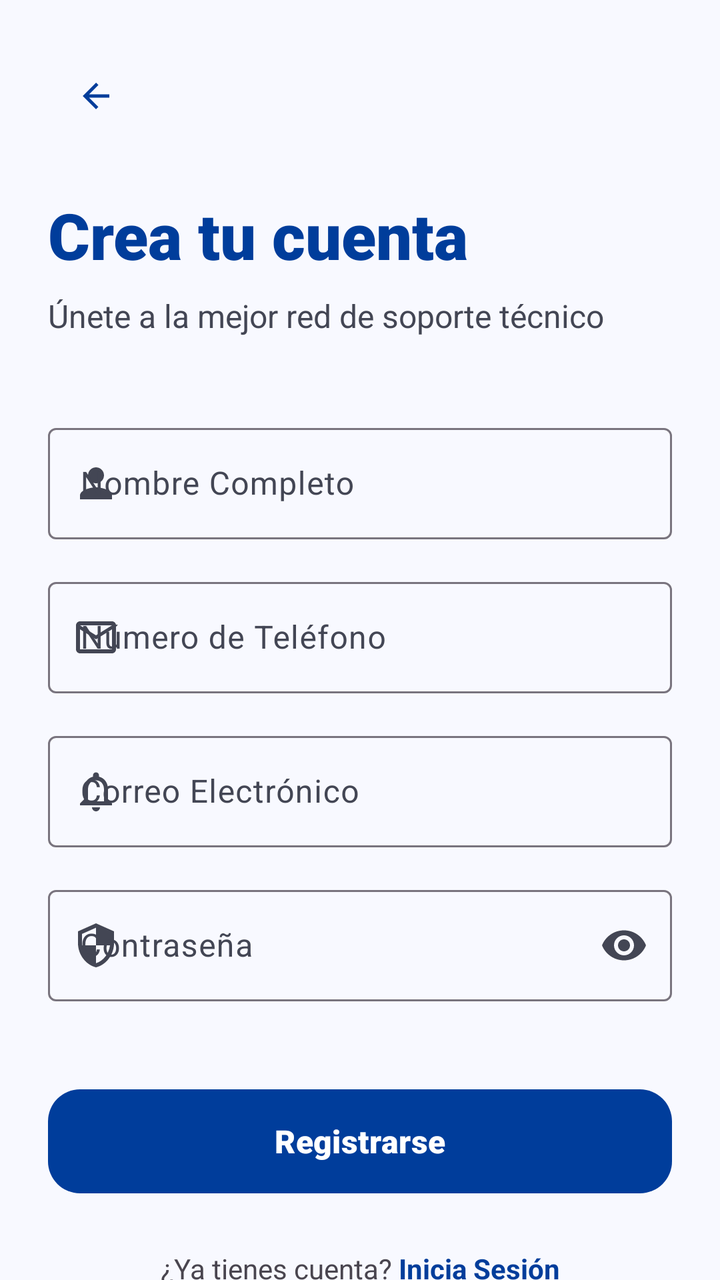
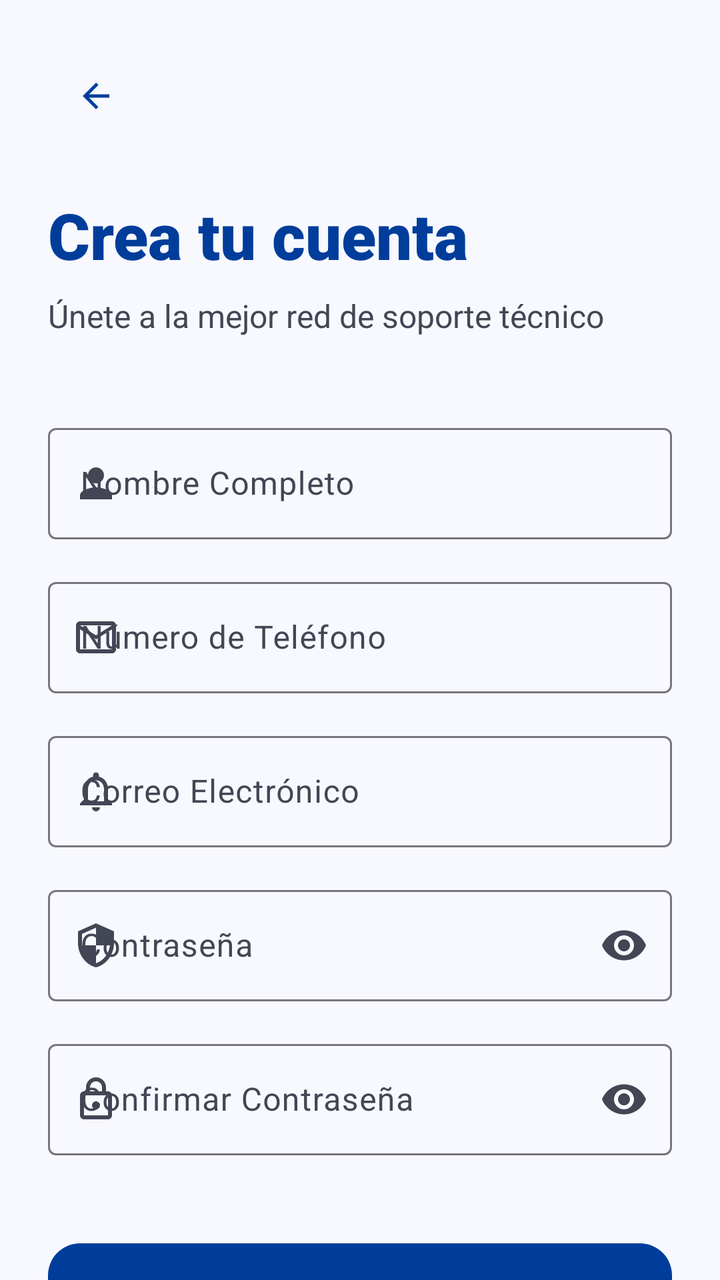

Before-and-after screenshots of an Android layout around one commit, followed by the original layout XML and the change that was made.
<!-- AndroidManifest.xml: application theme Theme.CibertecApp -->
<!-- res/layout/activity_register.xml -->
<?xml version="1.0" encoding="utf-8"?>
<androidx.core.widget.NestedScrollView xmlns:android="http://schemas.android.com/apk/res/android"
    xmlns:app="http://schemas.android.com/apk/res-auto"
    android:layout_width="match_parent"
    android:layout_height="match_parent"
    android:background="@color/surface_bright"
    android:fillViewport="true">

    <androidx.constraintlayout.widget.ConstraintLayout
        android:layout_width="match_parent"
        android:layout_height="wrap_content"
        android:padding="24dp">

        <com.google.android.material.button.MaterialButton
            android:id="@+id/btnBack"
            style="@style/Widget.Material3.Button.IconButton"
            android:layout_width="48dp"
            android:layout_height="48dp"
            app:icon="@drawable/ic_arrow_back"
            app:iconTint="@color/login_primary"
            app:layout_constraintStart_toStartOf="parent"
            app:layout_constraintTop_toTopOf="parent" />

        <TextView
            android:id="@+id/tvTitle"
            android:layout_width="wrap_content"
            android:layout_height="wrap_content"
            android:layout_marginTop="24dp"
            android:fontFamily="sans-serif-black"
            android:text="Crea tu cuenta"
            android:textColor="@color/login_primary"
            android:textSize="32sp"
            app:layout_constraintStart_toStartOf="parent"
            app:layout_constraintTop_toBottomOf="@id/btnBack" />

        <TextView
            android:id="@+id/tvSubtitle"
            android:layout_width="wrap_content"
            android:layout_height="wrap_content"
            android:layout_marginTop="8dp"
            android:text="Únete a la mejor red de soporte técnico"
            android:textColor="@color/on_surface_variant"
            android:textSize="16sp"
            app:layout_constraintStart_toStartOf="parent"
            app:layout_constraintTop_toBottomOf="@id/tvTitle" />

        
        <com.google.android.material.textfield.TextInputLayout
            android:id="@+id/tilName"
            style="@style/Widget.Material3.TextInputLayout.OutlinedBox"
            android:layout_width="match_parent"
            android:layout_height="wrap_content"
            android:layout_marginTop="40dp"
            android:hint="Nombre Completo"
            app:layout_constraintTop_toBottomOf="@id/tvSubtitle"
            app:startIconDrawable="@drawable/ic_person">

            <com.google.android.material.textfield.TextInputEditText
                android:id="@+id/etName"
                android:layout_width="match_parent"
                android:layout_height="wrap_content"
                android:textColor="@color/on_surface"
                android:textColorHint="@color/on_surface_variant"
                android:inputType="textPersonName" />
        </com.google.android.material.textfield.TextInputLayout>

        <com.google.android.material.textfield.TextInputLayout
            android:id="@+id/tilPhone"
            style="@style/Widget.Material3.TextInputLayout.OutlinedBox"
            android:layout_width="match_parent"
            android:layout_height="wrap_content"
            android:layout_marginTop="16dp"
            android:hint="Número de Teléfono"
            app:layout_constraintTop_toBottomOf="@id/tilName"
            app:startIconDrawable="@drawable/ic_mail">

            <com.google.android.material.textfield.TextInputEditText
                android:id="@+id/etPhone"
                android:layout_width="match_parent"
                android:layout_height="wrap_content"
                android:textColor="@color/on_surface"
                android:textColorHint="@color/on_surface_variant"
                android:inputType="phone" />
        </com.google.android.material.textfield.TextInputLayout>

        <com.google.android.material.textfield.TextInputLayout
            android:id="@+id/tilEmail"
            style="@style/Widget.Material3.TextInputLayout.OutlinedBox"
            android:layout_width="match_parent"
            android:layout_height="wrap_content"
            android:layout_marginTop="16dp"
            android:hint="Correo Electrónico"
            app:layout_constraintTop_toBottomOf="@id/tilPhone"
            app:startIconDrawable="@drawable/ic_notifications_none">

            <com.google.android.material.textfield.TextInputEditText
                android:id="@+id/etEmail"
                android:layout_width="match_parent"
                android:layout_height="wrap_content"
                android:textColor="@color/on_surface"
                android:textColorHint="@color/on_surface_variant"
                android:inputType="textEmailAddress" />
        </com.google.android.material.textfield.TextInputLayout>

        <com.google.android.material.textfield.TextInputLayout
            android:id="@+id/tilPassword"
            style="@style/Widget.Material3.TextInputLayout.OutlinedBox"
            android:layout_width="match_parent"
            android:layout_height="wrap_content"
            android:layout_marginTop="16dp"
            android:hint="Contraseña"
            app:endIconMode="password_toggle"
            app:layout_constraintTop_toBottomOf="@id/tilEmail"
            app:startIconDrawable="@drawable/ic_security">

            <com.google.android.material.textfield.TextInputEditText
                android:id="@+id/etPassword"
                android:layout_width="match_parent"
                android:layout_height="wrap_content"
                android:textColor="@color/on_surface"
                android:textColorHint="@color/on_surface_variant"
                android:inputType="textPassword" />
        </com.google.android.material.textfield.TextInputLayout>

        <com.google.android.material.button.MaterialButton
            android:id="@+id/btnRegister"
            android:layout_width="match_parent"
            android:layout_height="60dp"
            android:layout_marginTop="40dp"
            android:text="Registrarse"
            android:textAllCaps="false"
            android:textSize="16sp"
            android:fontFamily="sans-serif-black"
            app:cornerRadius="16dp"
            app:layout_constraintTop_toBottomOf="@id/tilPassword" />

        <LinearLayout
            android:layout_width="wrap_content"
            android:layout_height="wrap_content"
            android:layout_marginTop="24dp"
            android:orientation="horizontal"
            app:layout_constraintEnd_toEndOf="parent"
            app:layout_constraintStart_toStartOf="parent"
            app:layout_constraintTop_toBottomOf="@id/btnRegister">

            <TextView
                android:layout_width="wrap_content"
                android:layout_height="wrap_content"
                android:text="¿Ya tienes cuenta? " />

            <TextView
                android:id="@+id/tvLoginLink"
                android:layout_width="wrap_content"
                android:layout_height="wrap_content"
                android:text="Inicia Sesión"
                android:textColor="@color/brand_blue"
                android:textStyle="bold" />
        </LinearLayout>

        <ProgressBar
            android:id="@+id/progressBar"
            android:layout_width="wrap_content"
            android:layout_height="wrap_content"
            android:visibility="gone"
            app:layout_constraintBottom_toBottomOf="parent"
            app:layout_constraintEnd_toEndOf="parent"
            app:layout_constraintStart_toStartOf="parent"
            app:layout_constraintTop_toTopOf="parent" />

    </androidx.constraintlayout.widget.ConstraintLayout>
</androidx.core.widget.NestedScrollView>
<!-- resources referenced by this layout -->
<resources>
  <color name="brand_blue">#003D9B</color>
  <color name="login_primary">#003D9B</color>
  <color name="on_surface">#181C22</color>
  <color name="on_surface_variant">#434654</color>
  <color name="surface_bright">#F8F9FF</color>
  <!-- drawable ic_arrow_back (drawable) -->
  <vector xmlns:android="http://schemas.android.com/apk/res/android"
      android:width="24dp"
      android:height="24dp"
      android:viewportWidth="24"
      android:viewportHeight="24">
    <path
        android:fillColor="#FF000000"
        android:pathData="M20,11H7.83l5.59,-5.59L12,4l-8,8 8,8 1.41,-1.41L7.83,13H20v-2z"/>
  </vector>
  <!-- drawable ic_mail (drawable) -->
  <vector xmlns:android="http://schemas.android.com/apk/res/android"
      android:width="24dp"
      android:height="24dp"
      android:viewportWidth="24"
      android:viewportHeight="24"
      android:tint="@color/login_outline">
      <path
          android:fillColor="@android:color/white"
          android:pathData="M20,4H4C2.9,4 2,4.9 2,6v12c0,1.1 0.9,2 2,2h16c1.1,0 2,-0.9 2,-2V6C22,4.9 21.1,4 20,4zM20,18H4V8l8,5l8,-5V18zM12,11L4,6h16L12,11z"/>
  </vector>
  <!-- drawable ic_notifications_none (drawable) -->
  <vector xmlns:android="http://schemas.android.com/apk/res/android"
      android:width="24dp"
      android:height="24dp"
      android:viewportWidth="24"
      android:viewportHeight="24">
      <path
          android:fillColor="#000000"
          android:pathData="M12,22c1.1,0 2,-0.9 2,-2h-4c0,1.1 0.9,2 2,2z M18,16v-5c0,-3.07 -1.63,-5.64 -4.5,-6.32V4c0,-0.83 -0.67,-1.5 -1.5,-1.5s-1.5,0.67 -1.5,1.5v0.68C7.64,5.36 6,7.92 6,11v5l-2,2v1h16v-1l-2,-2z M16,17H8v-6c0,-2.48 1.51,-4.5 4,-4.5s4,2.02 4,4.5v6z"/>
  </vector>
  <!-- drawable ic_person (drawable) -->
  <vector xmlns:android="http://schemas.android.com/apk/res/android"
      android:width="24dp"
      android:height="24dp"
      android:viewportWidth="24"
      android:viewportHeight="24">
    <path
        android:fillColor="#FF000000"
        android:pathData="M12,12c2.21,0 4,-1.79 4,-4s-1.79,-4 -4,-4 -4,1.79 -4,4 1.79,4 4,4zM12,14c-2.67,0 -8,1.34 -8,4v2h16v-2c0,-2.66 -5.33,-4 -8,-4z"/>
  </vector>
  <!-- drawable ic_security (drawable) -->
  <vector xmlns:android="http://schemas.android.com/apk/res/android"
      android:width="24dp"
      android:height="24dp"
      android:viewportWidth="24"
      android:viewportHeight="24">
      <path
          android:fillColor="#000000"
          android:pathData="M12,1L3,5v6c0,5.55 3.84,10.74 9,12c5.16,-1.26 9,-6.45 9,-12V5L12,1z M12,11.99h7c-0.53,4.12 -3.28,7.79 -7,8.94V12H5V6.3l7,-3.11V11.99z"/>
  </vector>
  <style name="Theme.CibertecApp" parent="Base.Theme.CibertecApp" />
  <color name="login_outline">#737685</color>
  <color name="white">#FFFFFFFF</color>
  <color name="nav_active_indicator">#EADDFF</color>
  <color name="nav_active_icon">#1D1B20</color>
  <style name="CustomActivityAnimation" parent="@android:style/Animation.Activity">
          <item name="android:activityOpenEnterAnimation">@anim/axis_z_enter</item>
          <item name="android:activityOpenExitAnimation">@anim/axis_z_exit</item>
          <item name="android:activityCloseEnterAnimation">@anim/axis_z_pop_enter</item>
          <item name="android:activityCloseExitAnimation">@anim/axis_z_pop_exit</item>
      </style>
  <!-- unchanged entries left out for length: 1 -->
</resources>

<!-- the commit's change to res/layout/activity_register.xml (unified diff, before → after) -->
@@ -1,171 +1,240 @@
 <?xml version="1.0" encoding="utf-8"?>
-<androidx.core.widget.NestedScrollView xmlns:android="http://schemas.android.com/apk/res/android"
+<androidx.constraintlayout.widget.ConstraintLayout xmlns:android="http://schemas.android.com/apk/res/android"
     xmlns:app="http://schemas.android.com/apk/res-auto"
+    xmlns:tools="http://schemas.android.com/tools"
     android:layout_width="match_parent"
     android:layout_height="match_parent"
-    android:background="@color/surface_bright"
-    android:fillViewport="true">
-
+    android:background="@color/surface_bright">
+
+    <androidx.core.widget.NestedScrollView
+        android:layout_width="0dp"
+        android:layout_height="0dp"
+        android:fillViewport="true"
+        app:layout_constraintBottom_toBottomOf="parent"
+        app:layout_constraintEnd_toEndOf="parent"
+        app:layout_constraintStart_toStartOf="parent"
+        app:layout_constraintTop_toTopOf="parent">
+
+        <LinearLayout
+            android:layout_width="match_parent"
+            android:layout_height="wrap_content"
+            android:orientation="vertical"
+            android:padding="24dp"
+            android:paddingBottom="280dp">
+
+            <com.google.android.material.button.MaterialButton
+                android:id="@+id/btnBack"
+                style="@style/Widget.Material3.Button.IconButton"
+                android:layout_width="48dp"
+                android:layout_height="48dp"
+                app:icon="@drawable/ic_arrow_back"
+                app:iconTint="@color/login_primary" />
+
+            <TextView
+                android:id="@+id/tvTitle"
+                android:layout_width="wrap_content"
+                android:layout_height="wrap_content"
+                android:layout_marginTop="24dp"
+                android:fontFamily="sans-serif-black"
+                android:text="Crea tu cuenta"
+                android:textColor="@color/login_primary"
+                android:textSize="32sp" />
+
+            <TextView
+                android:id="@+id/tvSubtitle"
+                android:layout_width="wrap_content"
+                android:layout_height="wrap_content"
+                android:layout_marginTop="8dp"
+                android:text="Únete a la mejor red de soporte técnico"
+                android:textColor="@color/on_surface_variant"
+                android:textSize="16sp" />
+
+            
+            <com.google.android.material.textfield.TextInputLayout
+                android:id="@+id/tilName"
+                style="@style/Widget.Material3.TextInputLayout.OutlinedBox"
+                android:layout_width="match_parent"
+                android:layout_height="wrap_content"
+                android:layout_marginTop="40dp"
+                android:hint="Nombre Completo"
+                app:startIconDrawable="@drawable/ic_person">
+
+                <com.google.android.material.textfield.TextInputEditText
+                    android:id="@+id/etName"
+                    android:layout_width="match_parent"
+                    android:layout_height="wrap_content"
+                    android:textColor="@color/on_surface"
+                    android:textColorHint="@color/on_surface_variant"
+                    android:inputType="textPersonName" />
+            </com.google.android.material.textfield.TextInputLayout>
+
+            <com.google.android.material.textfield.TextInputLayout
+                android:id="@+id/tilPhone"
+                style="@style/Widget.Material3.TextInputLayout.OutlinedBox"
+                android:layout_width="match_parent"
+                android:layout_height="wrap_content"
+                android:layout_marginTop="16dp"
+                android:hint="Número de Teléfono"
+                app:startIconDrawable="@drawable/ic_mail">
+
+                <com.google.android.material.textfield.TextInputEditText
+                    android:id="@+id/etPhone"
+                    android:layout_width="match_parent"
+                    android:layout_height="wrap_content"
+                    android:textColor="@color/on_surface"
+                    android:textColorHint="@color/on_surface_variant"
+                    android:inputType="phone" />
+            </com.google.android.material.textfield.TextInputLayout>
+
+            <com.google.android.material.textfield.TextInputLayout
+                android:id="@+id/tilEmail"
+                style="@style/Widget.Material3.TextInputLayout.OutlinedBox"
+                android:layout_width="match_parent"
+                android:layout_height="wrap_content"
+                android:layout_marginTop="16dp"
+                android:hint="Correo Electrónico"
+                app:startIconDrawable="@drawable/ic_notifications_none">
+
+                <com.google.android.material.textfield.TextInputEditText
+                    android:id="@+id/etEmail"
+                    android:layout_width="match_parent"
+                    android:layout_height="wrap_content"
+                    android:textColor="@color/on_surface"
+                    android:textColorHint="@color/on_surface_variant"
+                    android:inputType="textEmailAddress" />
+            </com.google.android.material.textfield.TextInputLayout>
+
+            <com.google.android.material.textfield.TextInputLayout
+                android:id="@+id/tilPassword"
+                style="@style/Widget.Material3.TextInputLayout.OutlinedBox"
+                android:layout_width="match_parent"
+                android:layout_height="wrap_content"
+                android:layout_marginTop="16dp"
+                android:hint="Contraseña"
+                app:endIconMode="password_toggle"
+                app:startIconDrawable="@drawable/ic_security">
+
+                <com.google.android.material.textfield.TextInputEditText
+                    android:id="@+id/etPassword"
+                    android:layout_width="match_parent"
+                    android:layout_height="wrap_content"
+                    android:textColor="@color/on_surface"
+                    android:textColorHint="@color/on_surface_variant"
+                    android:inputType="textPassword" />
+            </com.google.android.material.textfield.TextInputLayout>
+
+            <com.google.android.material.textfield.TextInputLayout
+                android:id="@+id/tilConfirmPassword"
+                style="@style/Widget.Material3.TextInputLayout.OutlinedBox"
+                android:layout_width="match_parent"
+                android:layout_height="wrap_content"
+                android:layout_marginTop="16dp"
+                android:hint="Confirmar Contraseña"
+                app:endIconMode="password_toggle"
+                app:startIconDrawable="@drawable/ic_lock">
+
+                <com.google.android.material.textfield.TextInputEditText
+                    android:id="@+id/etConfirmPassword"
+                    android:layout_width="match_parent"
+                    android:layout_height="wrap_content"
+                    android:textColor="@color/on_surface"
+                    android:textColorHint="@color/on_surface_variant"
+                    android:inputType="textPassword" />
+            </com.google.android.material.textfield.TextInputLayout>
+
+            <com.google.android.material.button.MaterialButton
+                android:id="@+id/btnRegister"
+                android:layout_width="match_parent"
+                android:layout_height="60dp"
+                android:layout_marginTop="40dp"
+                android:text="Registrarse"
+                android:textAllCaps="false"
+                android:textSize="16sp"
+                android:fontFamily="sans-serif-black"
+                app:cornerRadius="16dp" />
+
+            <LinearLayout
+                android:layout_width="wrap_content"
+                android:layout_height="wrap_content"
+                android:layout_marginTop="24dp"
+                android:layout_gravity="center_horizontal"
+                android:orientation="horizontal">
+
+                <TextView
+                    android:layout_width="wrap_content"
+                    android:layout_height="wrap_content"
+                    android:text="¿Ya tienes cuenta? "
+                    android:textColor="@color/on_surface_variant" />
+
+                <TextView
+                    android:id="@+id/tvLoginLink"
+                    android:layout_width="wrap_content"
+                    android:layout_height="wrap_content"
+                    android:text="Inicia Sesión"
+                    android:textColor="@color/brand_blue"
+                    android:textStyle="bold" />
+            </LinearLayout>
+
+            
+            <View
+                android:layout_width="match_parent"
+                android:layout_height="300dp" />
+
+        </LinearLayout>
+    </androidx.core.widget.NestedScrollView>
+
+    
     <androidx.constraintlayout.widget.ConstraintLayout
+        android:id="@+id/loadingOverlay"
         android:layout_width="match_parent"
-        android:layout_height="wrap_content"
-        android:padding="24dp">
-
-        <com.google.android.material.button.MaterialButton
-            android:id="@+id/btnBack"
-            style="@style/Widget.Material3.Button.IconButton"
-            android:layout_width="48dp"
-            android:layout_height="48dp"
-            app:icon="@drawable/ic_arrow_back"
-            app:iconTint="@color/login_primary"
-            app:layout_constraintStart_toStartOf="parent"
-            app:layout_constraintTop_toTopOf="parent" />
-
-        <TextView
-            android:id="@+id/tvTitle"
+        android:layout_height="match_parent"
+        android:background="#B3000000"
+        android:elevation="10dp"
+        android:clickable="true"
+        android:focusable="true"
+        android:visibility="gone">
+
+        <com.google.android.material.card.MaterialCardView
             android:layout_width="wrap_content"
             android:layout_height="wrap_content"
-            android:layout_marginTop="24dp"
-            android:fontFamily="sans-serif-black"
-            android:text="Crea tu cuenta"
-            android:textColor="@color/login_primary"
-            android:textSize="32sp"
-            app:layout_constraintStart_toStartOf="parent"
-            app:layout_constraintTop_toBottomOf="@id/btnBack" />
-
-        <TextView
-            android:id="@+id/tvSubtitle"
-            android:layout_width="wrap_content"
-            android:layout_height="wrap_content"
-            android:layout_marginTop="8dp"
-            android:text="Únete a la mejor red de soporte técnico"
-            android:textColor="@color/on_surface_variant"
-            android:textSize="16sp"
-            app:layout_constraintStart_toStartOf="parent"
-            app:layout_constraintTop_toBottomOf="@id/tvTitle" />
-
-        
-        <com.google.android.material.textfield.TextInputLayout
-            android:id="@+id/tilName"
-            style="@style/Widget.Material3.TextInputLayout.OutlinedBox"
-            android:layout_width="match_parent"
-            android:layout_height="wrap_content"
-            android:layout_marginTop="40dp"
-            android:hint="Nombre Completo"
-            app:layout_constraintTop_toBottomOf="@id/tvSubtitle"
-            app:startIconDrawable="@drawable/ic_person">
-
-            <com.google.android.material.textfield.TextInputEditText
-                android:id="@+id/etName"
-                android:layout_width="match_parent"
-                android:layout_height="wrap_content"
-                android:textColor="@color/on_surface"
-                android:textColorHint="@color/on_surface_variant"
-                android:inputType="textPersonName" />
-        </com.google.android.material.textfield.TextInputLayout>
-
-        <com.google.android.material.textfield.TextInputLayout
-            android:id="@+id/tilPhone"
-            style="@style/Widget.Material3.TextInputLayout.OutlinedBox"
-            android:layout_width="match_parent"
-            android:layout_height="wrap_content"
-            android:layout_marginTop="16dp"
-            android:hint="Número de Teléfono"
-            app:layout_constraintTop_toBottomOf="@id/tilName"
-            app:startIconDrawable="@drawable/ic_mail">
-
-            <com.google.android.material.textfield.TextInputEditText
-                android:id="@+id/etPhone"
-                android:layout_width="match_parent"
-                android:layout_height="wrap_content"
-                android:textColor="@color/on_surface"
-                android:textColorHint="@color/on_surface_variant"
-                android:inputType="phone" />
-        </com.google.android.material.textfield.TextInputLayout>
-
-        <com.google.android.material.textfield.TextInputLayout
-            android:id="@+id/tilEmail"
-            style="@style/Widget.Material3.TextInputLayout.OutlinedBox"
-            android:layout_width="match_parent"
-            android:layout_height="wrap_content"
-            android:layout_marginTop="16dp"
-            android:hint="Correo Electrónico"
-            app:layout_constraintTop_toBottomOf="@id/tilPhone"
-            app:startIconDrawable="@drawable/ic_notifications_none">
-
-            <com.google.android.material.textfield.TextInputEditText
-                android:id="@+id/etEmail"
-                android:layout_width="match_parent"
-                android:layout_height="wrap_content"
-                android:textColor="@color/on_surface"
-                android:textColorHint="@color/on_surface_variant"
-                android:inputType="textEmailAddress" />
-        </com.google.android.material.textfield.TextInputLayout>
-
-        <com.google.android.material.textfield.TextInputLayout
-            android:id="@+id/tilPassword"
-            style="@style/Widget.Material3.TextInputLayout.OutlinedBox"
-            android:layout_width="match_parent"
-            android:layout_height="wrap_content"
-            android:layout_marginTop="16dp"
-            android:hint="Contraseña"
-            app:endIconMode="password_toggle"
-            app:layout_constraintTop_toBottomOf="@id/tilEmail"
-            app:startIconDrawable="@drawable/ic_security">
-
-            <com.google.android.material.textfield.TextInputEditText
-                android:id="@+id/etPassword"
-                android:layout_width="match_parent"
-                android:layout_height="wrap_content"
-                android:textColor="@color/on_surface"
-                android:textColorHint="@color/on_surface_variant"
-                android:inputType="textPassword" />
-        </com.google.android.material.textfield.TextInputLayout>
-
-        <com.google.android.material.button.MaterialButton
-            android:id="@+id/btnRegister"
-            android:layout_width="match_parent"
-            android:layout_height="60dp"
-            android:layout_marginTop="40dp"
-            android:text="Registrarse"
-            android:textAllCaps="false"
-            android:textSize="16sp"
-            android:fontFamily="sans-serif-black"
-            app:cornerRadius="16dp"
-            app:layout_constraintTop_toBottomOf="@id/tilPassword" />
-
-        <LinearLayout
-            android:layout_width="wrap_content"
-            android:layout_height="wrap_content"
-            android:layout_marginTop="24dp"
-            android:orientation="horizontal"
-            app:layout_constraintEnd_toEndOf="parent"
-            app:layout_constraintStart_toStartOf="parent"
-            app:layout_constraintTop_toBottomOf="@id/btnRegister">
-
-            <TextView
-                android:layout_width="wrap_content"
-                android:layout_height="wrap_content"
-                android:text="¿Ya tienes cuenta? " />
-
-            <TextView
-                android:id="@+id/tvLoginLink"
-                android:layout_width="wrap_content"
-                android:layout_height="wrap_content"
-                android:text="Inicia Sesión"
-                android:textColor="@color/brand_blue"
-                android:textStyle="bold" />
-        </LinearLayout>
-
-        <ProgressBar
-            android:id="@+id/progressBar"
-            android:layout_width="wrap_content"
-            android:layout_height="wrap_content"
-            android:visibility="gone"
+            app:cardCornerRadius="24dp"
+            app:cardElevation="8dp"
             app:layout_constraintBottom_toBottomOf="parent"
             app:layout_constraintEnd_toEndOf="parent"
             app:layout_constraintStart_toStartOf="parent"
-            app:layout_constraintTop_toTopOf="parent" />
-
+            app:layout_constraintTop_toTopOf="parent">
+
+            <LinearLayout
+                android:layout_width="wrap_content"
+                android:layout_height="wrap_content"
+                android:gravity="center"
+                android:orientation="vertical"
+                android:padding="32dp">
+
+                <ProgressBar
+                    android:layout_width="48dp"
+                    android:layout_height="48dp"
+                    android:indeterminateTint="@color/brand_blue" />
+
+                <TextView
+                    android:id="@+id/tvLoadingMessage"
+                    android:layout_width="wrap_content"
+                    android:layout_height="wrap_content"
+                    android:layout_marginTop="16dp"
+                    android:fontFamily="sans-serif-black"
+                    android:text="Creando cuenta..."
+                    android:textColor="@color/on_surface"
+                    android:textSize="16sp" />
+
+                <TextView
+                    android:layout_width="wrap_content"
+                    android:layout_height="wrap_content"
+                    android:layout_marginTop="4dp"
+                    android:text="Esto tomará solo unos segundos"
+                    android:textColor="@color/on_surface_variant"
+                    android:textSize="13sp" />
+            </LinearLayout>
+        </com.google.android.material.card.MaterialCardView>
     </androidx.constraintlayout.widget.ConstraintLayout>
-</androidx.core.widget.NestedScrollView>
+
+</androidx.constraintlayout.widget.ConstraintLayout>
<!-- resource entries referenced after the edit -->
@@ -14,6 +14,17 @@
     <path
         android:fillColor="#FF000000"
         android:pathData="M20,11H7.83l5.59,-5.59L12,4l-8,8 8,8 1.41,-1.41L7.83,13H20v-2z"/>
+  </vector>
+  <!-- drawable ic_lock (drawable) -->
+  <vector xmlns:android="http://schemas.android.com/apk/res/android"
+      android:width="24dp"
+      android:height="24dp"
+      android:viewportWidth="24"
+      android:viewportHeight="24"
+      android:tint="@color/login_outline">
+      <path
+          android:fillColor="@android:color/white"
+          android:pathData="M18,8h-1V6c0-2.76-2.24-5-5-5S7,3.24,7,6v2H6c-1.1,0-2,0.9-2,2v10c0,1.1,0.9,2,2,2h12c1.1,0,2-0.9,2-2V10C20,8.9,19.1,8,18,8zM9,6c0-1.66,1.34-3,3-3s3,1.34,3,3v2H9V6zM18,20H6V10h12V20zM12,17c1.1,0,2-0.9,2-2s-0.9-2-2-2s-2,0.9-2,2S10.9,17,12,17z"/>
   </vector>
   <!-- drawable ic_mail (drawable) -->
   <vector xmlns:android="http://schemas.android.com/apk/res/android"
